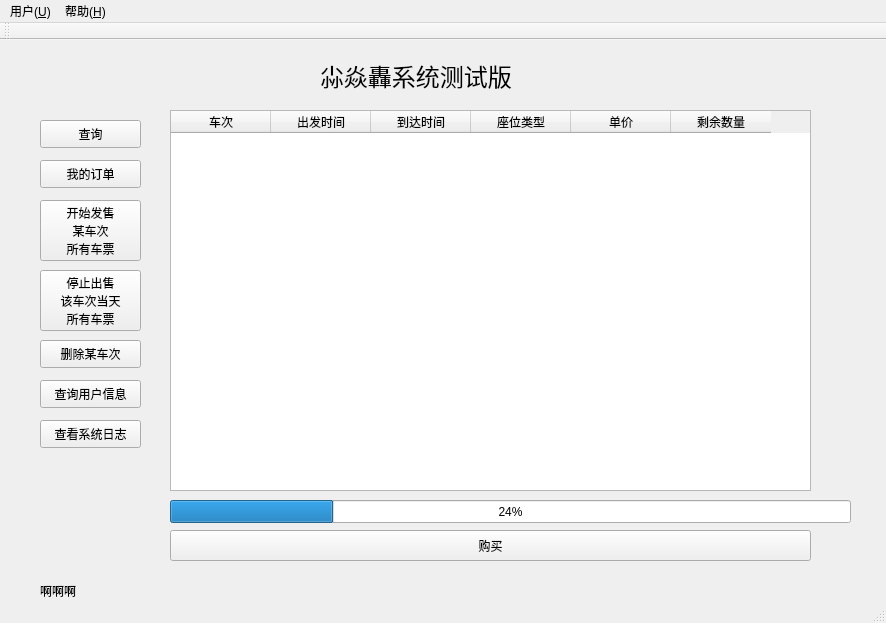
Old version of the form Qt/TrainBoom/mainwindow.ui in the repository zidaneandmessi/TrainBoom_FrontEnd.
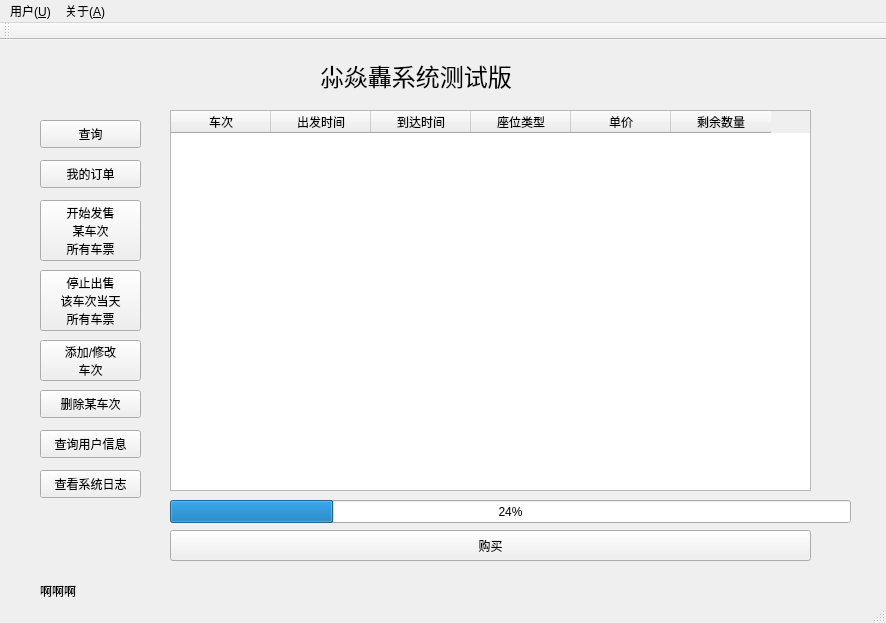
New version of the form.

The edit to the form file:
```diff
--- a/Qt/TrainBoom/mainwindow.ui
+++ b/Qt/TrainBoom/mainwindow.ui
@@ -178,7 +178,7 @@
     <property name="geometry">
      <rect>
       <x>40</x>
-      <y>340</y>
+      <y>390</y>
       <width>101</width>
       <height>28</height>
      </rect>
@@ -191,7 +191,7 @@
     <property name="geometry">
      <rect>
       <x>40</x>
-      <y>300</y>
+      <y>350</y>
       <width>101</width>
       <height>28</height>
      </rect>
@@ -204,7 +204,7 @@
     <property name="geometry">
      <rect>
       <x>40</x>
-      <y>380</y>
+      <y>430</y>
       <width>101</width>
       <height>28</height>
      </rect>
@@ -213,6 +213,20 @@
      <string>查看系统日志</string>
     </property>
    </widget>
+   <widget class="QPushButton" name="pushButton_5">
+    <property name="geometry">
+     <rect>
+      <x>40</x>
+      <y>300</y>
+      <width>101</width>
+      <height>41</height>
+     </rect>
+    </property>
+    <property name="text">
+     <string>添加/修改
+车次</string>
+    </property>
+   </widget>
   </widget>
   <widget class="QMenuBar" name="menuBar">
    <property name="geometry">
@@ -234,7 +248,7 @@
    </widget>
    <widget class="QMenu" name="menu_H">
     <property name="title">
-     <string>帮助(&amp;H)</string>
+     <string>关于(&amp;A)</string>
     </property>
     <addaction name="action_HA"/>
    </widget>
```
Left out of the diff: 27 changed lines with no effect on the pictures.
